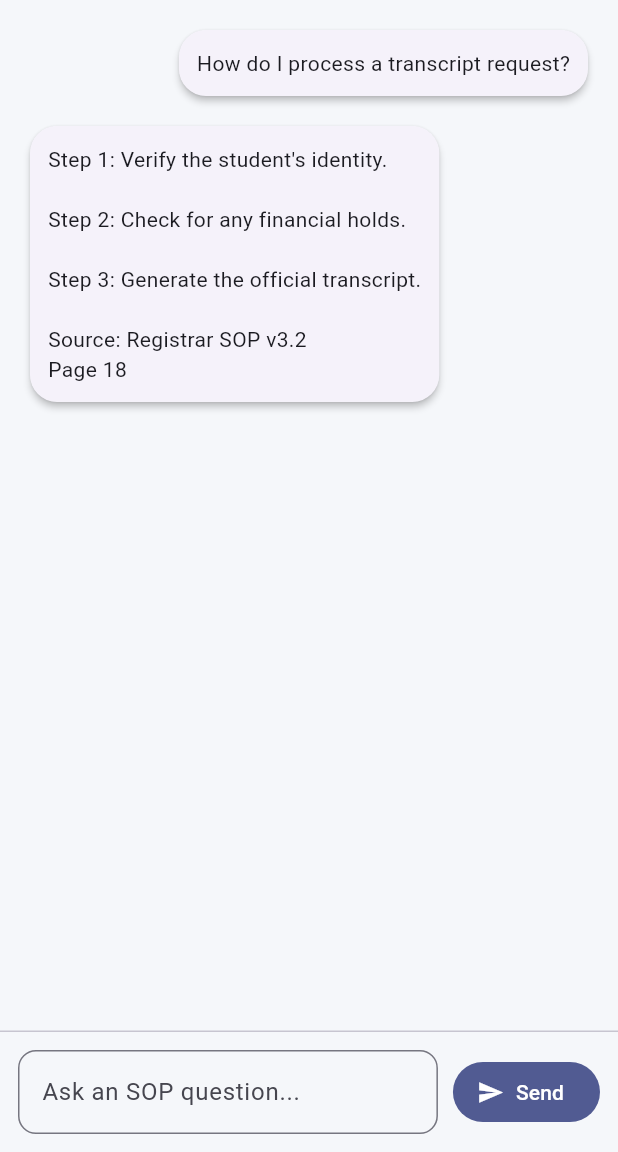
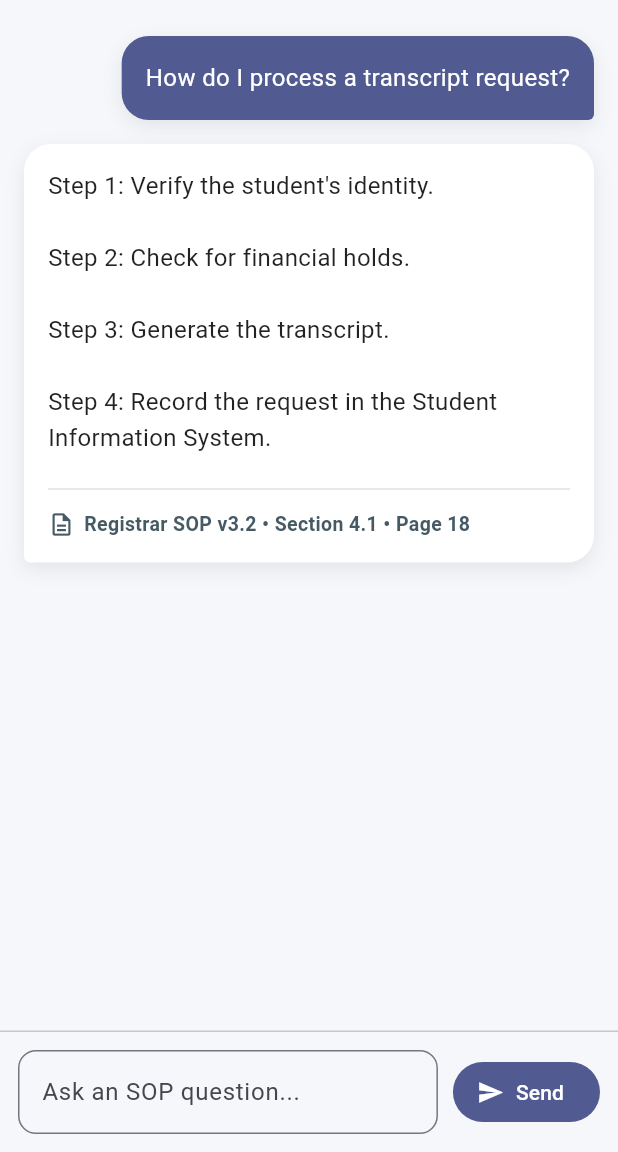
Before and after one commit to backslashn69/college-sop-assistant, a Flutter app: the ChatScreen screen opened directly, on a phone screen of 412 x 824 dp, the part 84-1236 px from its top. Run offline on Flutter 3.47's test engine with Material 3 defaults, Android fonts, the phone set to English and light mode, and no system bars.

Commit message:
Added resuable chat input widgets

```diff
--- a/lib/features/chat/screens/chat_screen.dart
+++ b/lib/features/chat/screens/chat_screen.dart
@@ -1,10 +1,28 @@
 import 'package:flutter/material.dart';
+import 'package:college_sop_assistant/features/chat/models/chat_message.dart';
+import 'package:college_sop_assistant/features/chat/widgets/chat_bubble.dart';
 
 class ChatScreen extends StatelessWidget {
   const ChatScreen({super.key});
 
   @override
   Widget build(BuildContext context) {
+
+    final messages = [
+  ChatMessage(
+    text: "How do I process a transcript request?",
+    isUser: true,
+  ),
+  ChatMessage(
+    text:
+        "Step 1: Verify the student's identity.\n\n"
+        "Step 2: Check for financial holds.\n\n"
+        "Step 3: Generate the transcript.\n\n"
+        "Step 4: Record the request in the Student Information System.",
+    isUser: false,
+    source: "Registrar SOP v3.2 • Section 4.1 • Page 18",
+  ),
+];
     return Scaffold(
       appBar: AppBar(
         title: const Text("YWCC SOP Assistant"),
@@ -14,36 +32,12 @@ class ChatScreen extends StatelessWidget {
           Expanded(
             child: ListView(
               padding: const EdgeInsets.all(16),
-              children: const [
-                Align(
-                  alignment: Alignment.centerRight,
-                  child: Card(
-                    child: Padding(
-                      padding: EdgeInsets.all(12),
-                      child: Text(
-                        "How do I process a transcript request?",
-                      ),
-                    ),
-                  ),
-                ),
-                SizedBox(height: 12),
-                Align(
-                  alignment: Alignment.centerLeft,
-                  child: Card(
-                    child: Padding(
-                      padding: EdgeInsets.all(12),
-                      child: Text(
-                        "Step 1: Verify the student's identity.\n\n"
-                        "Step 2: Check for any financial holds.\n\n"
-                        "Step 3: Generate the official transcript.\n\n"
-                        "Source: Registrar SOP v3.2\nPage 18",
-                      ),
-                    ),
-                  ),
-                ),
-              ],
+              children: messages.map((message) {
+                return ChatBubble(message: message);
+              }).toList(),
             ),
           ),
+
 
           const Divider(height: 1),
 
--- a/lib/features/chat/widgets/chat_bubble.dart
+++ b/lib/features/chat/widgets/chat_bubble.dart
@@ -0,0 +1,94 @@
+import 'package:flutter/material.dart';
+import 'package:college_sop_assistant/features/chat/models/chat_message.dart';
+
+class ChatBubble extends StatelessWidget {
+  final ChatMessage message;
+
+  const ChatBubble({
+    super.key,
+    required this.message,
+  });
+
+  @override
+  Widget build(BuildContext context) {
+    final isUser = message.isUser;
+
+    return Align(
+      alignment:
+          isUser ? Alignment.centerRight : Alignment.centerLeft,
+      child: ConstrainedBox(
+        constraints: const BoxConstraints(
+          maxWidth: 650,
+        ),
+        child: Container(
+          margin: const EdgeInsets.symmetric(vertical: 8),
+          padding: const EdgeInsets.all(16),
+          decoration: BoxDecoration(
+            color: isUser
+                ? Theme.of(context).colorScheme.primary
+                : Colors.white,
+            borderRadius: BorderRadius.only(
+              topLeft: const Radius.circular(18),
+              topRight: const Radius.circular(18),
+              bottomLeft: Radius.circular(isUser ? 18 : 4),
+              bottomRight: Radius.circular(isUser ? 4 : 18),
+            ),
+            boxShadow: [
+              BoxShadow(
+                color: Colors.black.withOpacity(.08),
+                blurRadius: 10,
+                offset: const Offset(0, 4),
+              ),
+            ],
+          ),
+          child: Column(
+            crossAxisAlignment: CrossAxisAlignment.start,
+            children: [
+
+              Text(
+                message.text,
+                style: TextStyle(
+                  fontSize: 16,
+                  height: 1.5,
+                  color: isUser
+                      ? Colors.white
+                      : Colors.black87,
+                ),
+              ),
+
+              if (message.source != null) ...[
+                const SizedBox(height: 14),
+                Divider(
+                  color: Colors.grey.shade300,
+                ),
+                const SizedBox(height: 6),
+
+                Row(
+                  children: [
+                    Icon(
+                      Icons.description_outlined,
+                      size: 18,
+                      color: Colors.blueGrey.shade700,
+                    ),
+                    const SizedBox(width: 6),
+
+                    Expanded(
+                      child: Text(
+                        message.source!,
+                        style: TextStyle(
+                          fontSize: 13,
+                          color: Colors.blueGrey.shade700,
+                          fontWeight: FontWeight.w600,
+                        ),
+                      ),
+                    ),
+                  ],
+                ),
+              ]
+            ],
+          ),
+        ),
+      ),
+    );
+  }
+}
--- a/lib/features/chat/widgets/chat_input.dart
+++ b/lib/features/chat/widgets/chat_input.dart
@@ -0,0 +1,53 @@
+import 'package:flutter/material.dart';
+
+class ChatInput extends StatelessWidget {
+  final TextEditingController controller;
+  final VoidCallback onSend;
+
+  const ChatInput({
+    super.key,
+    required this.controller,
+    required this.onSend,
+  });
+
+  @override
+  Widget build(BuildContext context) {
+    return SafeArea(
+      top: false,
+      child: Padding(
+        padding: const EdgeInsets.all(12),
+        child: Row(
+          children: [
+            Expanded(
+              child: TextField(
+                controller: controller,
+                minLines: 1,
+                maxLines: 5,
+                textInputAction: TextInputAction.send,
+                onSubmitted: (_) => onSend(),
+                decoration: InputDecoration(
+                  hintText: "Ask an SOP question...",
+                  border: OutlineInputBorder(
+                    borderRadius: BorderRadius.circular(14),
+                  ),
+                  contentPadding: const EdgeInsets.symmetric(
+                    horizontal: 16,
+                    vertical: 14,
+                  ),
+                ),
+              ),
+            ),
+            const SizedBox(width: 10),
+            FilledButton(
+              onPressed: onSend,
+              style: FilledButton.styleFrom(
+                padding: const EdgeInsets.all(16),
+              ),
+              child: const Icon(Icons.send),
+            ),
+          ],
+        ),
+      ),
+    );
+  }
+}
```
